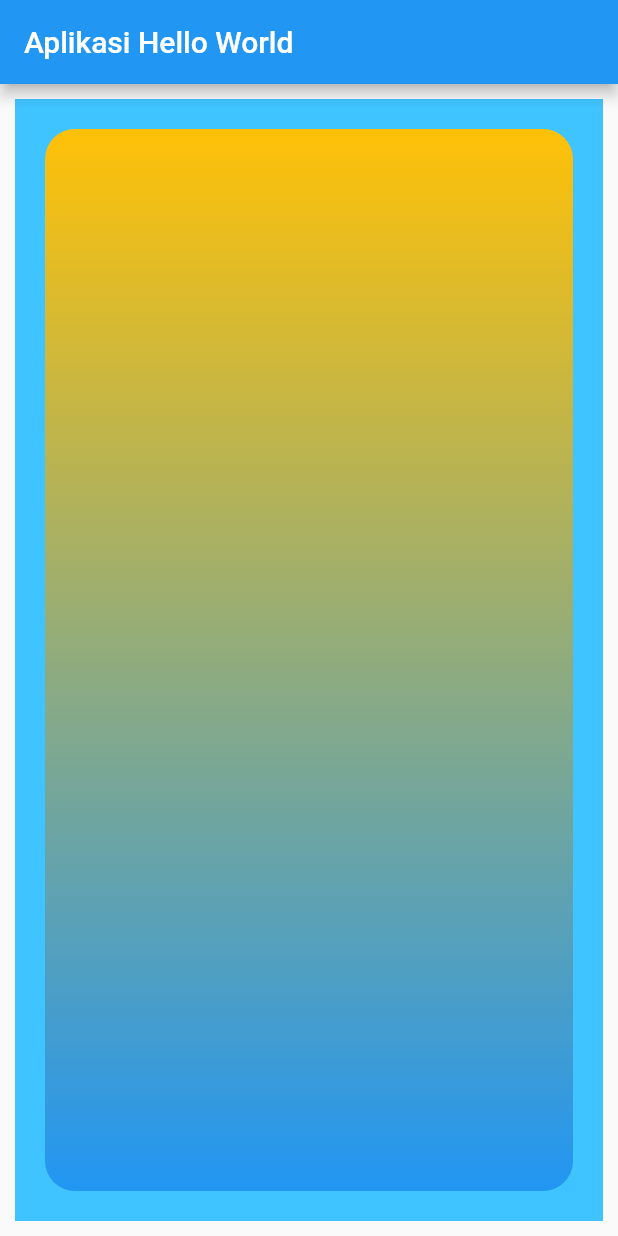
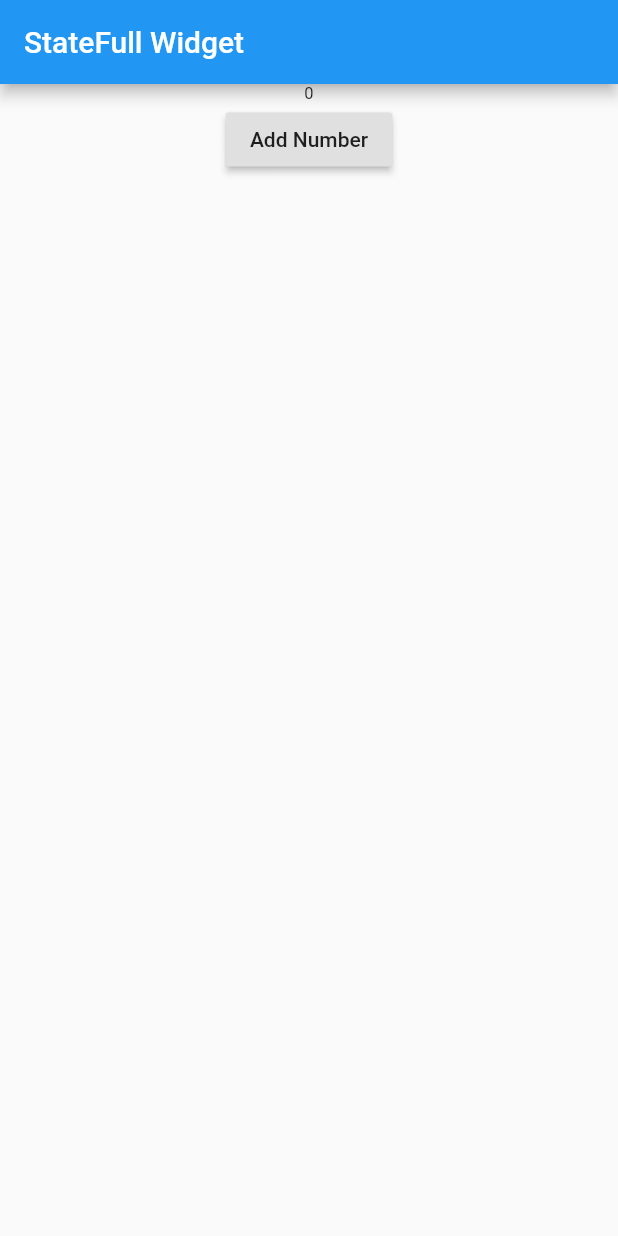
Before and after one commit to yogithesymbian/flutter_basic_to_advance, a Flutter app: the screen it shows after launch, on a phone screen of 412 x 824 dp. Run offline on Flutter 3.47's test engine with Material 2 defaults, Android fonts, the phone set to English and light mode, and no system bars.

Commit message:
stateless and statefull { WIDGET }

```diff
--- a/lib/main.dart
+++ b/lib/main.dart
@@ -2,31 +2,42 @@ import 'package:flutter/material.dart';
 
 void main() => runApp(MyApp());
 
-// void main() {
-//   runApp(MyApp());
-// }
-class MyApp extends StatelessWidget {
+class MyApp extends StatefulWidget {
+  @override
+  _MyAppState createState() => _MyAppState();
+}
+
+class _MyAppState extends State<MyApp> {
+  int number = 0;
+
+  void addNum() {
+    setState(() {
+      number += 1;
+    });
+  }
+
   @override
   Widget build(BuildContext context) {
     return MaterialApp(
       home: Scaffold(
-          appBar: AppBar(
-            title: Text("Aplikasi Hello World"),
+        appBar: AppBar(
+          title: Text("StateFull Widget"),
+        ),
+        body: Center(
+          child: Column(
+            children: [
+              Text(
+                number.toString(),
+                style: TextStyle(fontSize: 11 + number.toDouble()),
+              ),
+              RaisedButton(
+                child: Text("Add Number"),
+                onPressed: addNum,
+              )
+            ],
           ),
-          body: Container(
-            color: Colors.lightBlueAccent,
-            margin: EdgeInsets.fromLTRB(10, 10, 10, 10),
-            padding: EdgeInsets.all(20),
-            child: Container(
-              // margin: EdgeInsets.only(bottom: 20, top: 20),
-              decoration: BoxDecoration(
-                  borderRadius: BorderRadius.circular(20),
-                  gradient: LinearGradient(
-                      begin: Alignment.topLeft,
-                      end: Alignment.bottomLeft,
-                      colors: [Colors.amber, Colors.blue])),
-            ),
-          )),
+        ),
+      ),
     );
   }
 }
```
